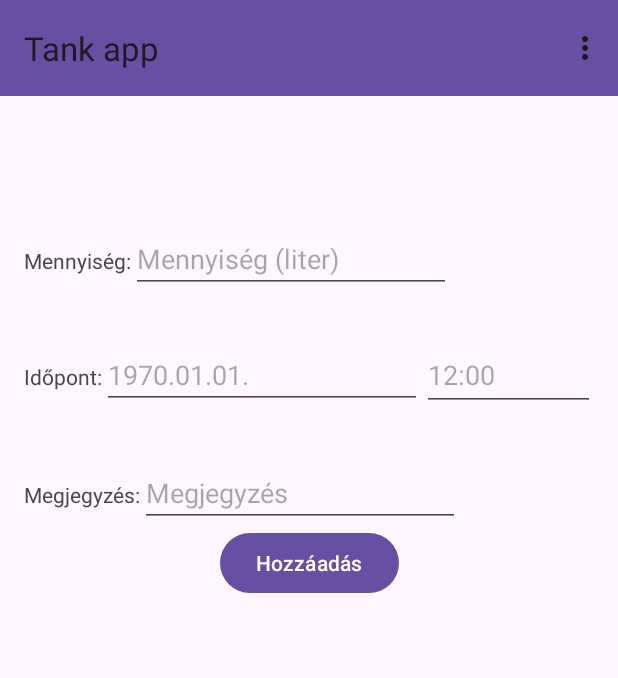
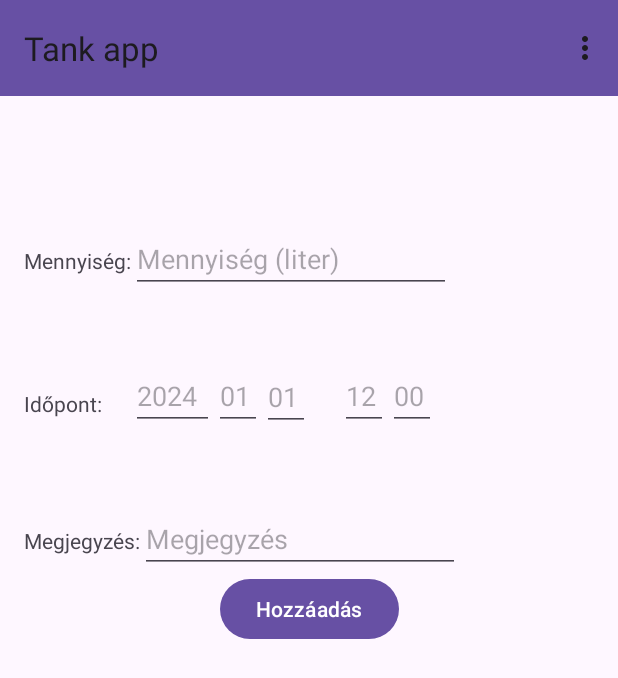
Before and after one commit to badinszky97/android_beadando, an Android app: the fragment UjTankolas placed in its activity, after a tap on "Hozzáadás", on a phone screen of 412 x 824 dp. Shown: the top 678 px of the screen. Run offline under Robolectric (Android 15) with nearby library versions, the phone set to English and light mode, and no system bars; our stand-ins replace Room's generated code.

Commit message:
datum es idopont mentes megodlva, kijelezve

```diff
--- a/app/src/main/java/hu/nje/tankolasnyilvantarto/Tankolas.java
+++ b/app/src/main/java/hu/nje/tankolasnyilvantarto/Tankolas.java
@@ -24,9 +24,9 @@ public class Tankolas {
     public int iMennyiseg;
 
     @ColumnInfo(name = "datum")
-    public int iDatum;
+    public long iDatum;
 
-    public Tankolas(@NonNull String word, int mennyiseg, int datum)
+    public Tankolas(@NonNull String word, int mennyiseg, long datum)
     {
         this.mWord = word;
         this.iMennyiseg = mennyiseg;
--- a/app/src/main/java/hu/nje/tankolasnyilvantarto/TankolasRoomDatabase.java
+++ b/app/src/main/java/hu/nje/tankolasnyilvantarto/TankolasRoomDatabase.java
@@ -47,10 +47,10 @@ public abstract class TankolasRoomDatabase extends RoomDatabase {
                 TankolasDao dao = INSTANCE.wordDao();
                 dao.deleteAll();
 
-                Tankolas tankolas = new Tankolas("Hello",1,2);
+                /*Tankolas tankolas = new Tankolas("Hello",1,2);
                 dao.insert(tankolas);
                 tankolas = new Tankolas("World",3,4);
-                dao.insert(tankolas);
+                dao.insert(tankolas);*/
             });
         }
     };
--- a/app/src/main/java/hu/nje/tankolasnyilvantarto/TankolasViewHolder.java
+++ b/app/src/main/java/hu/nje/tankolasnyilvantarto/TankolasViewHolder.java
@@ -6,6 +6,8 @@ import android.view.ViewGroup;
 import android.widget.TextView;
 
 import androidx.recyclerview.widget.RecyclerView;
+
+import java.sql.Timestamp;
 
 class TankolasViewHolder extends RecyclerView.ViewHolder {
     private final TextView mennyiseg;
@@ -22,7 +24,8 @@ class TankolasViewHolder extends RecyclerView.ViewHolder {
     public void bind(Tankolas ujElem) {
 
         megjegyzes.setText(ujElem.getWord());
-        idopont.setText("idopont");
+        Timestamp ujidopont = new Timestamp(ujElem.iDatum);
+        idopont.setText(ujidopont.toString());
         mennyiseg.setText(String.valueOf(ujElem.iMennyiseg));
     }
 
--- a/app/src/main/java/hu/nje/tankolasnyilvantarto/UjTankolas.java
+++ b/app/src/main/java/hu/nje/tankolasnyilvantarto/UjTankolas.java
@@ -12,6 +12,7 @@ import android.widget.Button;
 import android.widget.EditText;
 import android.widget.Toast;
 
+import java.sql.Timestamp;
 import java.text.ParseException;
 import java.text.SimpleDateFormat;
 import java.util.Date;
@@ -23,8 +24,11 @@ public class UjTankolas extends Fragment {
 
     Button hozzaadGomb;
     EditText ujMennyiseg;
-    EditText ujDatum;
-    EditText ujIdopont;
+    EditText ujEv;
+    EditText ujHonap;
+    EditText ujNap;
+    EditText ujOra;
+    EditText ujPerc;
     EditText ujMegjegyzes;
     public UjTankolas() {
         // Required empty public constructor
@@ -44,9 +48,13 @@ public class UjTankolas extends Fragment {
         View view = inflater.inflate(R.layout.fragment_uj_tankolas, container, false);
         MainActivity mainactivity = (MainActivity)getActivity();
         ujMennyiseg = view.findViewById(R.id.ujTankolasFrgMennyiseg);
-        ujDatum = view.findViewById(R.id.ujTankolasFrgDatum);
-        ujIdopont = view.findViewById(R.id.ujTankolasFrgIdopont);
+
         ujMegjegyzes = view.findViewById(R.id.ujTankolasFrgMeghegyzes);
+        ujEv = view.findViewById(R.id.editEv);
+        ujHonap = view.findViewById(R.id.editHonap);
+        ujNap = view.findViewById(R.id.editNap);
+        ujOra = view.findViewById(R.id.editOra);
+        ujPerc = view.findViewById(R.id.editPerc);
 
         hozzaadGomb = view.findViewById(R.id.ujTankolasFrgHozzaad);
 
@@ -55,15 +63,11 @@ public class UjTankolas extends Fragment {
         hozzaadGomb.setOnClickListener( v -> {
 
 
-            if(isValidDate(ujDatum.getText() + " " + ujIdopont.getText()))
+            if(DatumValos() != "")
             {
-                String megjegyzes = String.valueOf(ujMegjegyzes.getText());
-                String mennyiseg = String.valueOf(ujMennyiseg.getText());
-                int datum = 1;
-                SimpleDateFormat konvertaltDatum = convertStringToDate(ujDatum.getText() + " " + ujIdopont.getText());
-                Tankolas ujElem = new Tankolas("megjegyzesa", 101,201);
-
-                mTankolasViewModel.insert(ujElem);
+                java.sql.Timestamp timestamp = java.sql.Timestamp.valueOf(DatumValos());
+                Tankolas ujtank = new Tankolas(ujMegjegyzes.getText().toString(), Integer.parseInt(ujMennyiseg.getText().toString()), timestamp.getTime() );
+                mTankolasViewModel.insert(ujtank);
                 mainactivity.UjElozoTankolasokFragment();
             }
             else {
@@ -74,26 +78,22 @@ public class UjTankolas extends Fragment {
         return view;
     }
 
-    public static boolean isValidDate(String beDatun) {
-        SimpleDateFormat dateFormat = new SimpleDateFormat("yyyy.MM.dd HH:mm");
-        dateFormat.setLenient(false);
+    public String DatumValos() {
         try {
-            dateFormat.parse(beDatun.trim());
-        } catch (ParseException pe) {
-            return false;
+            int ev = Integer.parseInt(ujEv.getText().toString());
+            int honap = Integer.parseInt(ujHonap.getText().toString());
+            int nap = Integer.parseInt(ujNap.getText().toString());
+
+            int ora = Integer.parseInt(ujOra.getText().toString());
+            int perc = Integer.parseInt(ujPerc.getText().toString());
+
+            String idopontString = String.valueOf(ev) + "-" + String.valueOf(honap) + "-" + String.valueOf(nap) + " " + String.valueOf(ora) + ":" + String.valueOf(perc) + ":00";
+            java.sql.Timestamp timestamp = java.sql.Timestamp.valueOf(idopontString);
+            return idopontString;
         }
-        return true;
-    }
-
-    private SimpleDateFormat convertStringToDate(String beDatum){
-        SimpleDateFormat dateFormat = new SimpleDateFormat("yyyy.MM.dd HH:mm");
-        dateFormat.setLenient(false);
-        try {
-            dateFormat.parse(beDatum.trim());
-        } catch (ParseException pe) {
-            return new SimpleDateFormat();
+        catch(Exception e) {
+            return "";
         }
-        return dateFormat;
     }
 
 }
--- a/app/src/main/res/layout/fragment_uj_tankolas.xml
+++ b/app/src/main/res/layout/fragment_uj_tankolas.xml
@@ -11,20 +11,20 @@
         android:id="@+id/textView3"
         android:layout_width="wrap_content"
         android:layout_height="wrap_content"
+        android:layout_marginTop="64dp"
         android:text="Megjegyzés:"
-        app:layout_constraintBaseline_toBaselineOf="@+id/ujTankolasFrgMeghegyzes"
-        app:layout_constraintStart_toStartOf="@+id/textView6" />
+        app:layout_constraintStart_toStartOf="@+id/textView6"
+        app:layout_constraintTop_toBottomOf="@+id/editEv" />
 
     <EditText
         android:id="@+id/ujTankolasFrgMeghegyzes"
         android:layout_width="wrap_content"
         android:layout_height="wrap_content"
-        android:layout_marginTop="32dp"
         android:ems="10"
         android:hint="Megjegyzés"
         android:inputType="text"
-        app:layout_constraintStart_toEndOf="@+id/textView3"
-        app:layout_constraintTop_toBottomOf="@+id/ujTankolasFrgIdopont" />
+        app:layout_constraintBaseline_toBaselineOf="@+id/textView3"
+        app:layout_constraintStart_toEndOf="@+id/textView3" />
 
     <TextView
         android:id="@+id/textView5"
@@ -40,9 +40,10 @@
         android:id="@+id/textView6"
         android:layout_width="wrap_content"
         android:layout_height="wrap_content"
+        android:layout_marginTop="64dp"
         android:text="Időpont:"
-        app:layout_constraintBaseline_toBaselineOf="@+id/ujTankolasFrgDatum"
-        app:layout_constraintStart_toStartOf="@+id/textView5" />
+        app:layout_constraintStart_toStartOf="@+id/textView5"
+        app:layout_constraintTop_toBottomOf="@+id/ujTankolasFrgMennyiseg" />
 
     <EditText
         android:id="@+id/ujTankolasFrgMennyiseg"
@@ -54,27 +55,6 @@
         app:layout_constraintBaseline_toBaselineOf="@+id/textView5"
         app:layout_constraintStart_toEndOf="@+id/textView5" />
 
-    <EditText
-        android:id="@+id/ujTankolasFrgDatum"
-        android:layout_width="wrap_content"
-        android:layout_height="wrap_content"
-        android:layout_marginTop="32dp"
-        android:ems="10"
-        android:hint="1970.01.01."
-        android:inputType="date"
-        app:layout_constraintStart_toEndOf="@+id/textView6"
-        app:layout_constraintTop_toBottomOf="@+id/ujTankolasFrgMennyiseg" />
-
-    <EditText
-        android:id="@+id/ujTankolasFrgIdopont"
-        android:layout_width="115dp"
-        android:layout_height="47dp"
-        android:ems="10"
-        android:hint="12:00"
-        android:inputType="time"
-        app:layout_constraintBaseline_toBaselineOf="@+id/ujTankolasFrgDatum"
-        app:layout_constraintStart_toEndOf="@+id/ujTankolasFrgDatum" />
-
     <Button
         android:id="@+id/ujTankolasFrgHozzaad"
         android:layout_width="wrap_content"
@@ -84,4 +64,55 @@
         app:layout_constraintStart_toStartOf="parent"
         app:layout_constraintTop_toBottomOf="@+id/ujTankolasFrgMeghegyzes" />
 
+    <EditText
+        android:id="@+id/editEv"
+        android:layout_width="55dp"
+        android:layout_height="41dp"
+        android:ems="10"
+        android:hint="2024"
+        android:inputType="number"
+        app:layout_constraintBaseline_toBaselineOf="@+id/textView6"
+        app:layout_constraintStart_toEndOf="@+id/textView5" />
+
+    <EditText
+        android:id="@+id/editHonap"
+        android:layout_width="32dp"
+        android:layout_height="41dp"
+        android:ems="10"
+        android:hint="01"
+        android:inputType="number"
+        app:layout_constraintBaseline_toBaselineOf="@+id/editEv"
+        app:layout_constraintStart_toEndOf="@+id/editEv" />
+
+    <EditText
+        android:id="@+id/editNap"
+        android:layout_width="32dp"
+        android:layout_height="42dp"
+        android:ems="10"
+        android:hint="01"
+        android:inputType="number"
+        app:layout_constraintBaseline_toBaselineOf="@+id/editHonap"
+        app:layout_constraintStart_toEndOf="@+id/editHonap" />
+
+    <EditText
+        android:id="@+id/editOra"
+        android:layout_width="32dp"
+        android:layout_height="41dp"
+        android:layout_marginStart="20dp"
+        android:ems="10"
+        android:hint="12"
+        android:inputType="number"
+        app:layout_constraintBaseline_toBaselineOf="@+id/editNap"
+        app:layout_constraintStart_toEndOf="@+id/editNap" />
+
+    <EditText
+        android:id="@+id/editPerc"
+        android:layout_width="32dp"
+        android:layout_height="41dp"
+        android:ems="10"
+        android:hint="00"
+        android:inputType="number"
+        app:layout_constraintBaseline_toBaselineOf="@+id/editNap"
+        app:layout_constraintStart_toEndOf="@+id/editOra" />
+
 </androidx.constraintlayout.widget.ConstraintLayout>
```
